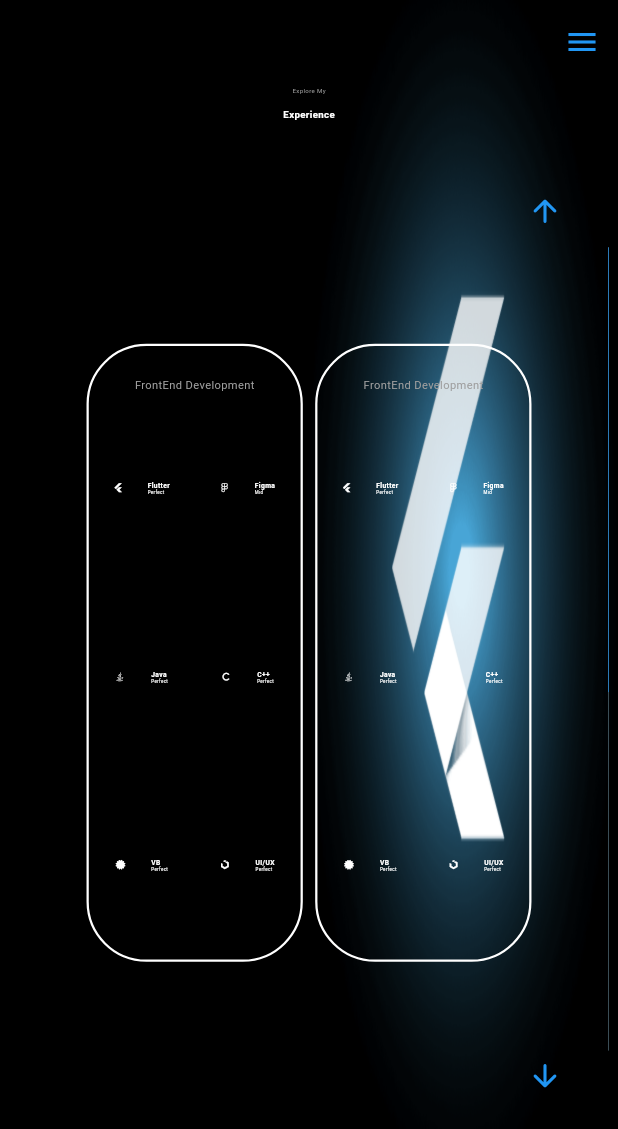
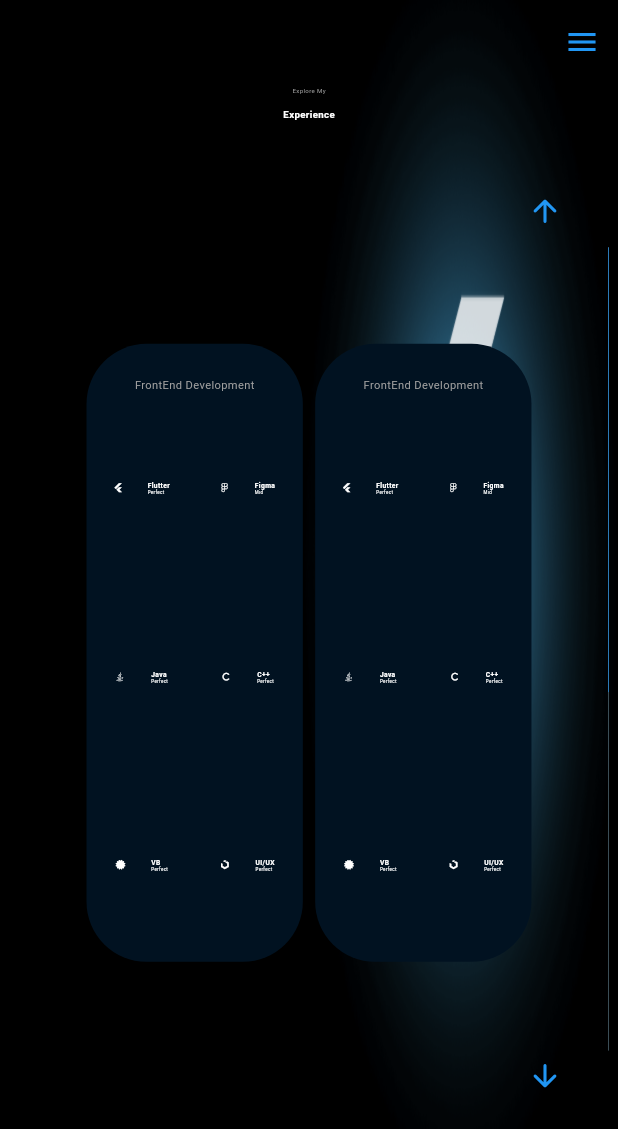
Before and after one commit to qutaiba-kot/Qutaiab-protofolio, a Flutter app: the screen it shows after launch, scrolled down 576 dp, after a tap on the "arrow downward" icon, on a phone screen of 412 x 824 dp. Shown: the top 1129 px of the screen. Run offline on Flutter 3.47's test engine with Material 3 defaults, Android fonts, the phone set to English and light mode, and no system bars; our stand-ins replace auto_size_text, bloc, carousel_slider, equatable, flutter_bloc, font_awesome_flutter; missing offline and left inert: dart:html.

Commit message:
Applying the theme all over the project

```diff
--- /dev/null
+++ b/lib/Core/Theme/app_colors.dart
@@ -0,0 +1,9 @@
+import 'package:flutter/material.dart';
+
+class AppColors {
+  // Main brand color
+  static const Color primary = Colors.blue;
+
+  // Secondary colors
+  static const Color secondary =  Color.fromARGB(255, 1, 18, 33);
+}
--- /dev/null
+++ b/lib/Core/Theme/app_theme.dart
@@ -0,0 +1,16 @@
+import 'package:flutter/material.dart';
+import 'app_colors.dart';
+
+class AppTheme {
+  static ThemeData theme = ThemeData(
+    primaryColor: AppColors.primary,
+    appBarTheme: const AppBarTheme(
+      backgroundColor: AppColors.primary,
+      elevation: 0,
+    ),
+    colorScheme: const ColorScheme.light(
+      primary: AppColors.primary,
+      secondary: AppColors.secondary,
+    ),
+  );
+}
--- a/lib/features/About Me/presentation/Widgets/about_me_container_widget.dart
+++ b/lib/features/About Me/presentation/Widgets/about_me_container_widget.dart
@@ -1,4 +1,5 @@
 import 'package:flutter/material.dart';
+import 'package:protofolio/Core/Theme/app_colors.dart';
 import '../../Responsive Helper/about_me_responsive.dart';
 
 class AboutMeContainerWidget extends StatelessWidget {
@@ -29,8 +30,8 @@
       height: sizes.containerHeight,
       width: sizes.containerWidth,
       decoration: BoxDecoration(
-        color:Colors.blue.withOpacity(0.0),
-        border: Border.all(color: Colors.white, width: 1),
+        color:  AppColors.secondary,
+        border: Border.all(color: Colors.transparent, width: 1),
         borderRadius: BorderRadius.all(Radius.circular(40)),
       ),
       child: Column(
--- a/lib/features/About Me/presentation/Widgets/about_me_paragraph_container_widget.dart
+++ b/lib/features/About Me/presentation/Widgets/about_me_paragraph_container_widget.dart
@@ -1,6 +1,7 @@
 import 'package:auto_size_text/auto_size_text.dart';
 import 'package:flutter/material.dart';
 import 'package:protofolio/Core/Animations/home_animation.dart';
+import 'package:protofolio/Core/Theme/app_colors.dart';
 import 'package:protofolio/features/About%20Me/Responsive%20Helper/about_me_responsive.dart';
 
 class AboutMeParagraphContainerWidget extends StatelessWidget {
@@ -24,11 +25,18 @@
       height: height,
       width: width,
     );
-    return HomeAnimation(
+    return Padding(
+      padding: const EdgeInsets.all(8.0),
+      child: HomeAnimation(
         beginOffset: Offset(0, 1),
         child: Container(
           height: sizes.containerHeight,
           width: sizes.containerWidth,
+          decoration: BoxDecoration(
+          color:  AppColors.secondary,
+          border: Border.all(color: Colors.transparent, width: 1),
+          borderRadius: BorderRadius.all(Radius.circular(40)),
+        ),
           child: Padding(
             padding: const EdgeInsets.all(12),
             child: AutoSizeText(
@@ -40,6 +48,7 @@
             ),
           ),
         ),
+      ),
     );
   }
 }
--- a/lib/features/Contact me/presentation/Widgets/links_conatiner_widget.dart
+++ b/lib/features/Contact me/presentation/Widgets/links_conatiner_widget.dart
@@ -2,6 +2,7 @@
 import 'package:flutter_bloc/flutter_bloc.dart';
 import 'package:font_awesome_flutter/font_awesome_flutter.dart';
 import 'package:protofolio/Core/Animations/home_animation.dart';
+import 'package:protofolio/Core/Theme/app_colors.dart';
 import 'package:protofolio/features/Contact%20me/Responsive%20Helper/contact_me_responsive.dart';
 import 'package:protofolio/features/Contact%20me/logic/cubit/conatct_cubit.dart';
 
@@ -31,8 +32,8 @@
         return HomeAnimation(
           child: Container(
             decoration: BoxDecoration(
-              color: Colors.blue,
-              border: Border.all(color: Colors.blueGrey, width: 1),
+              color: AppColors.primary,
+              border: Border.all(color: Colors.transparent, width: 1),
               borderRadius: BorderRadius.all(Radius.circular(40)),
             ),
             height: sizes.containerHeight,
--- a/lib/features/Experince/presentation/Widgets/experince_conatiner_widget.dart
+++ b/lib/features/Experince/presentation/Widgets/experince_conatiner_widget.dart
@@ -1,5 +1,6 @@
 import 'package:flutter/material.dart';
 import 'package:font_awesome_flutter/font_awesome_flutter.dart';
+import 'package:protofolio/Core/Theme/app_colors.dart';
 import 'package:protofolio/features/Experince/Responsive%20Helper/about_me_responsive.dart';
 import 'package:protofolio/features/Experince/presentation/Widgets/experince_widget.dart';
 
@@ -22,8 +23,8 @@
       height: containerHeight,
       width: containerWidth,
       decoration: BoxDecoration(
-        color: Colors.white.withOpacity(0),
-        border: Border.all(color: Colors.white, width: 1.5),
+        color: AppColors.secondary,
+        border: Border.all(color: Colors.transparent, width: 1.5),
         borderRadius: BorderRadius.all(Radius.circular(isMobile || isTablet? 90:40)),
       ),
       child: Column(
--- a/lib/features/Page View/presentation/Widgets/app_bar_customized.dart
+++ b/lib/features/Page View/presentation/Widgets/app_bar_customized.dart
@@ -1,5 +1,6 @@
 import 'package:flutter/material.dart';
 import 'package:protofolio/Core/Animations/home_animation.dart';
+import 'package:protofolio/Core/Theme/app_colors.dart';
 import 'package:protofolio/features/Page%20View/presentation/Widgets/row_selection_page.dart';
 
 class AppBarCustomized extends StatelessWidget implements PreferredSizeWidget {
@@ -35,7 +36,7 @@
               onPressed: () {
                 Scaffold.of(context).openEndDrawer();
               },
-              icon: const Icon(Icons.menu , color: Colors.blue,),
+              icon: const Icon(Icons.menu , color: AppColors.primary),
             )
           else
             RowSelectionPage(
--- a/lib/features/Page View/presentation/Widgets/burger_manu_drawer.dart
+++ b/lib/features/Page View/presentation/Widgets/burger_manu_drawer.dart
@@ -1,5 +1,6 @@
 import 'package:flutter/material.dart';
 import 'package:flutter_bloc/flutter_bloc.dart';
+import 'package:protofolio/Core/Theme/app_colors.dart';
 import 'package:protofolio/features/Page%20View/logic/cubit/page_view_navigation_state.dart';
 import 'package:protofolio/features/Page%20View/logic/cubit/page_view_navigation_cubit.dart';
 class BurgerMenuDrawer extends StatelessWidget {
@@ -16,7 +17,7 @@
     ];
 
     return Drawer(
-      backgroundColor: Colors.blue,
+      backgroundColor:AppColors.primary,
       child: BlocSelector<PageViewNavigationCubit, PageViewNavigationState, int>(
         selector: (state) =>
             (state is PageViewNavigationChanged) ? state.pageIndex : 0,
--- a/lib/features/Page View/presentation/Widgets/next_page_button.dart
+++ b/lib/features/Page View/presentation/Widgets/next_page_button.dart
@@ -1,6 +1,7 @@
 import 'package:flutter/material.dart';
 import 'package:flutter_bloc/flutter_bloc.dart';
 import 'package:protofolio/Core/Animations/home_animation.dart';
+import 'package:protofolio/Core/Theme/app_colors.dart';
 import 'package:protofolio/features/Page%20View/logic/cubit/page_view_navigation_state.dart';
 import 'package:protofolio/features/Page%20View/logic/cubit/page_view_navigation_cubit.dart';
 class NextPageButton extends StatelessWidget {
@@ -23,7 +24,7 @@
                 context.read<PageViewNavigationCubit>().changePage(nextIndex);
               }
             },
-            icon: const Icon(Icons.arrow_downward_rounded, color: Colors.blue),
+            icon: const Icon(Icons.arrow_downward_rounded, color:AppColors.primary),
           ),
         );
       },
--- a/lib/features/Page View/presentation/Widgets/previous_page_button.dart
+++ b/lib/features/Page View/presentation/Widgets/previous_page_button.dart
@@ -1,6 +1,7 @@
 import 'package:flutter/material.dart';
 import 'package:flutter_bloc/flutter_bloc.dart';
 import 'package:protofolio/Core/Animations/home_animation.dart';
+import 'package:protofolio/Core/Theme/app_colors.dart';
 import 'package:protofolio/features/Page%20View/logic/cubit/page_view_navigation_state.dart';
 import 'package:protofolio/features/Page%20View/logic/cubit/page_view_navigation_cubit.dart';
 
@@ -26,7 +27,7 @@
                 context.read<PageViewNavigationCubit>().changePage(nextIndex);
               }
             },
-            icon: const Icon(Icons.arrow_upward_rounded, color: Colors.blue),
+            icon: const Icon(Icons.arrow_upward_rounded, color: AppColors.primary),
           ),
         );
       },
--- a/lib/features/Page View/presentation/Widgets/row_selection_page.dart
+++ b/lib/features/Page View/presentation/Widgets/row_selection_page.dart
@@ -1,5 +1,6 @@
 import 'package:flutter/material.dart';
 import 'package:flutter_bloc/flutter_bloc.dart';
+import 'package:protofolio/Core/Theme/app_colors.dart';
 import 'package:protofolio/features/Page%20View/Responsive%20helper/responsive_helper.dart';
 import 'package:protofolio/features/Page%20View/logic/cubit/page_view_navigation_state.dart';
 import 'package:protofolio/features/Page%20View/logic/cubit/page_view_navigation_cubit.dart';
@@ -100,7 +101,7 @@
                   fontWeight:
                       widget.isSelected ? FontWeight.bold : FontWeight.normal,
                   color: widget.isSelected
-                      ? Colors.blue
+                      ?AppColors.primary
                       : hovering
                           ? Colors.grey
                           : Colors.white,
--- a/lib/features/Page View/presentation/Widgets/scrollbar_custome.dart
+++ b/lib/features/Page View/presentation/Widgets/scrollbar_custome.dart
@@ -1,5 +1,6 @@
 import 'package:flutter/material.dart';
 import 'package:protofolio/Core/Animations/home_animation.dart';
+import 'package:protofolio/Core/Theme/app_colors.dart';
 
 class ScrollbarCustome extends StatelessWidget {
   final int currentScreen;
@@ -38,7 +39,7 @@
             height: statusBar,
             width: width * 0.005,
             decoration: BoxDecoration(
-              color: Colors.blue,
+              color: AppColors.primary,
               borderRadius: BorderRadius.circular(5),
             ),
           ),
--- a/lib/features/Projects/presentation/Widgets/project_conatiner_widjets.dart
+++ b/lib/features/Projects/presentation/Widgets/project_conatiner_widjets.dart
@@ -1,4 +1,5 @@
 import 'package:flutter/material.dart';
+import 'package:protofolio/Core/Theme/app_colors.dart';
 import 'package:protofolio/features/Projects/Responsive%20Helper/projects_responsive.dart';
 import 'package:protofolio/features/Projects/presentation/Widgets/project_git_hub_link_button.dart';
 
@@ -18,8 +19,8 @@
     final sizes = ProjectsSizes(isMobile: isMobile, isTablet: isTablet, height: height, width: width);
     return Container(
       decoration: BoxDecoration(
-        color: Colors.transparent,
-        border: Border.all(color: Colors.white, width: 1),
+        color:AppColors.secondary,
+        border: Border.all(color:Colors.transparent, width: 1),
         borderRadius: BorderRadius.all(Radius.circular(40)),
       ),
       height: sizes.outerContainerHeight,
--- a/lib/features/home/presentation/Widgets/dowmload_cv_button.dart
+++ b/lib/features/home/presentation/Widgets/dowmload_cv_button.dart
@@ -26,7 +26,7 @@
           backgroundColor: Colors.white,
           shape: RoundedRectangleBorder(
             borderRadius: BorderRadius.circular(width * 0.08),
-            side: const BorderSide(color: Colors.black, width: 2),
+            side: const BorderSide(color: Colors.transparent, width: 2),
           ),
         ),
         child: Text(
--- a/lib/features/home/presentation/Widgets/intro_persona_info_widget.dart
+++ b/lib/features/home/presentation/Widgets/intro_persona_info_widget.dart
@@ -1,5 +1,6 @@
 import 'package:flutter/material.dart';
 import 'package:font_awesome_flutter/font_awesome_flutter.dart';
+import 'package:protofolio/Core/Theme/app_colors.dart';
 import 'package:protofolio/features/home/presentation/Widgets/contact_me_button.dart';
 import 'package:protofolio/features/home/presentation/Widgets/dowmload_cv_button.dart';
 
@@ -40,7 +41,7 @@
                 style: TextStyle(
                   fontSize: titleFontSize,
                   fontWeight: FontWeight.bold,
-                  color: Colors.grey,
+                  color: AppColors.primary
                 ),
               ),
               SizedBox(height: constraints.maxHeight * 0.055),
@@ -63,7 +64,7 @@
               Icon(
                 FontAwesomeIcons.flutter,
                 size: iconSize,
-                color: const Color.fromARGB(255, 60, 135, 197),
+                color: AppColors.primary,
               ),
             ],
           );
--- a/lib/main.dart
+++ b/lib/main.dart
@@ -1,4 +1,5 @@
 import 'package:flutter/material.dart';
+import 'package:protofolio/Core/Theme/app_theme.dart';
 import 'package:protofolio/features/Page%20View/presentation/Screens/page_view.dart';
 
 void main() {
@@ -11,6 +12,7 @@
   @override
   Widget build(BuildContext context) {
     return MaterialApp(
+      theme: AppTheme.theme,
       debugShowCheckedModeBanner: false,
       home: PageViewNavigation(),
     );
```
Lines whose indentation alone changed are shown as unchanged.
